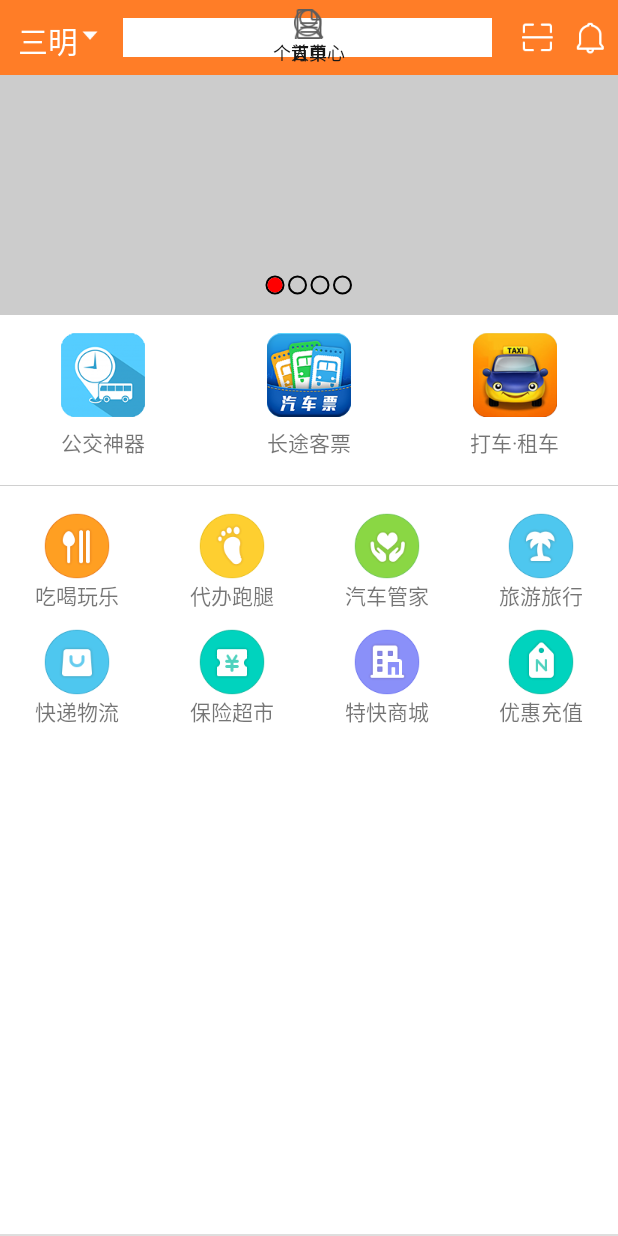
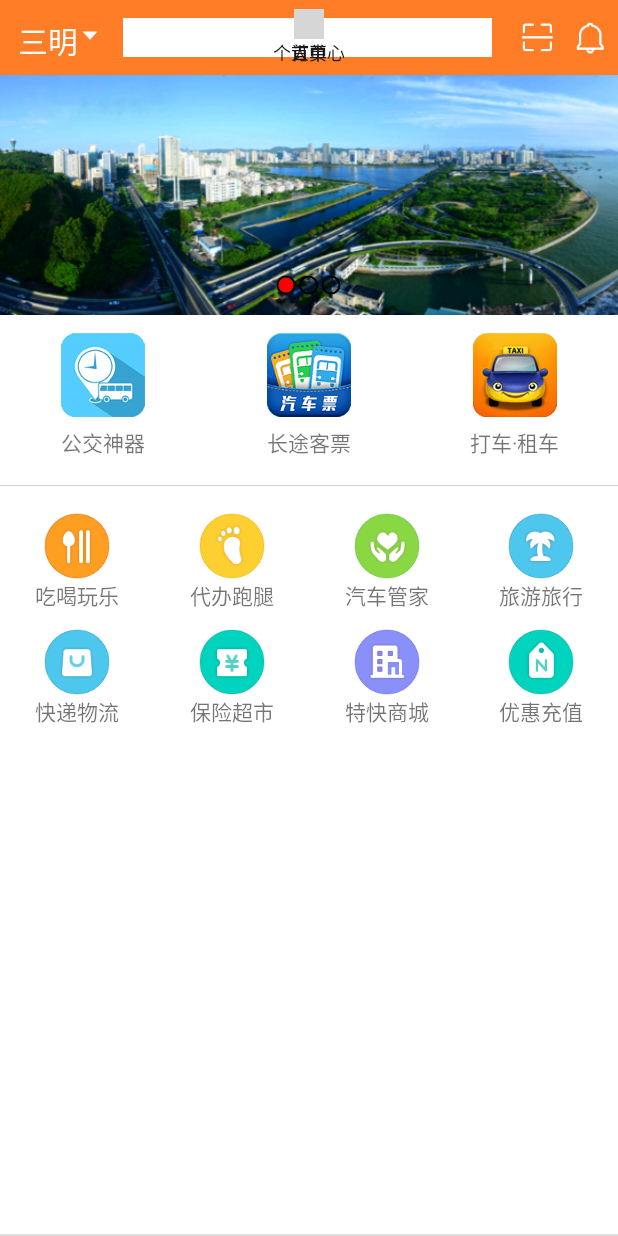
Before and after one commit to aitonjiaotong/AiTon_BaMin_Everything_2016-3-2am, an Android app: the screen it shows after launch (EverytingActivity), after a tap on an icon or button, on a phone screen of 412 x 824 dp. Run offline under Robolectric (Android 15) with nearby library versions, the phone set to English and light mode, and no system bars; our stand-ins replace CircleImageView; grey boxes are pictures that could not be loaded.

Commit message:
2016年3月1日16:59:51

```diff
--- a/八闽出行/src/main/java/com/example/zjb/bamin/EverytingActivity.java
+++ b/八闽出行/src/main/java/com/example/zjb/bamin/EverytingActivity.java
@@ -23,7 +23,7 @@ public class EverytingActivity extends AppCompatActivity {
             MineEverythingFragment.class,
     };
     private int[] imgRes = new int[]{
-            R.drawable.ic_home_search_selector,
+            R.drawable.apollo_ic_userinfo_selector,
             R.drawable.ic_home_order_selector,
             R.drawable.ic_home_me_selector
     };
--- a/八闽出行/src/main/java/com/example/zjb/bamin/everything_fragment/MainEverytingFragment.java
+++ b/八闽出行/src/main/java/com/example/zjb/bamin/everything_fragment/MainEverytingFragment.java
@@ -58,14 +58,10 @@ public class MainEverytingFragment extends Fragment implements View.OnClickListe
                              Bundle savedInstanceState)
     {
         mLayout = inflater.inflate(R.layout.fragment_main, null);
-
+        initData();
         findID();
         initUI();
         setListener();
-        initData();
-
-
-
         return mLayout;
     }
 
@@ -74,6 +70,7 @@ public class MainEverytingFragment extends Fragment implements View.OnClickListe
         //初始化Banner数据
         initBannerData();
     }
+
     private void initBannerData()
     {
         HTTPUtils.get(getActivity(), Constant.URLFromAiTon.GET_BANNER_IMG, new VolleyListener()
@@ -133,19 +130,19 @@ public class MainEverytingFragment extends Fragment implements View.OnClickListe
     @Override
     public void onClick(View v)
     {
-        Intent intent= new Intent();
+        Intent intent = new Intent();
         switch (v.getId())
         {
             case R.id.ll_onlinebus:
-                intent.setClass(getActivity(),MainBusLineActivity.class);
+                intent.setClass(getActivity(), MainBusLineActivity.class);
                 startActivity(intent);
                 break;
             case R.id.ll_ticket:
-                intent.setClass(getActivity(),MainActivity.class);
+                intent.setClass(getActivity(), MainActivity.class);
                 startActivity(intent);
                 break;
             case R.id.ll_taxi:
-                intent.setClass(getActivity(),MainDacheActivity.class);
+                intent.setClass(getActivity(), MainDacheActivity.class);
                 startActivity(intent);
                 break;
 
@@ -164,14 +161,14 @@ public class MainEverytingFragment extends Fragment implements View.OnClickListe
         @Override
         public Fragment getItem(int position)
         {
-            if(bannerData.size()==0)
+            int index = position % mImageID.length;
+            // 数据下载之前
+            if (bannerData.size() == 0)
             {
-                int pager_index = position % mImageID.length;
-                return new BannerFragment(pager_index, mImageID[pager_index]);
-            }else
+                return new BannerFragment(index, mImageID[index]);
+            } else
             {
-                int pager_index = position % bannerData.size();
-                return new BannerFragment(pager_index, bannerData.get(pager_index).getUrl(),bannerData.get(pager_index).getUrl2());
+                return new BannerFragment(index, bannerData.get(index).getUrl(), bannerData.get(index).getUrl2());
             }
         }
 
--- a/八闽出行/src/main/java/com/example/zjb/bamin/fragment/BannerFragment.java
+++ b/八闽出行/src/main/java/com/example/zjb/bamin/fragment/BannerFragment.java
@@ -8,7 +8,6 @@ import android.graphics.Paint;
 import android.graphics.drawable.BitmapDrawable;
 import android.os.Bundle;
 import android.support.v4.app.Fragment;
-import android.util.Log;
 import android.view.Gravity;
 import android.view.LayoutInflater;
 import android.view.View;
@@ -73,25 +72,26 @@ public class BannerFragment extends Fragment
     private void initUI()
     {
         mBanner_image = (ImageView) mLayout.findViewById(R.id.iv_banner_image);
-        if ("".equals(mImageUrl))
+        if ("".equals(mImageId) && mImageUrl.length() > 0)
+        {
+            UILUtils.displayImageNoAnim(mImageUrl, mBanner_image);
+        } else
         {
             mBanner_image.setImageResource(mImageId);
-        } else
-        {
-            UILUtils.displayImageNoAnim(mImageUrl, mBanner_image);
         }
         mBanner_image.setOnClickListener(new View.OnClickListener()
         {
             @Override
             public void onClick(View v)
             {
-                if (mPosition == 0)
+                if (!"".equals(mRedPacketUrl))
                 {
-                    Log.e("onClick ", "onClick "+mRedPacketUrl);
                     SharedPreferences sp = getActivity().getSharedPreferences("isLogin", Context.MODE_PRIVATE);
                     String account_id = sp.getString("id", "");
-                    Log.e("onClick :account_id", account_id);
+                    String isLogin = sp.getString("phoneNum", "");
                     //弹出抢红包对话框
+                    if (!"".equals(isLogin))
+                    {
                         HTTPUtils.get(getActivity(), mRedPacketUrl + "&account_id=" + account_id, new VolleyListener()
                         {
                             @Override
@@ -112,6 +112,11 @@ public class BannerFragment extends Fragment
                                 }
                             }
                         });
+                    } else
+                    {
+                        Toast.makeText(getActivity(), "您还未登录", Toast.LENGTH_SHORT).show();
+                    }
+
                 }
             }
         });
--- a/八闽出行/src/main/res/layout/fragment_main.xml
+++ b/八闽出行/src/main/res/layout/fragment_main.xml
@@ -72,7 +72,7 @@
         android:layout_alignParentLeft="true"
         android:layout_alignParentStart="true"
         android:layout_marginBottom="10dp"
-        app:indicatorCount="4"
+        app:indicatorCount="3"
         app:layout_position="middle"
         app:radiusSize="5dp"/>
 
```
Also changed, not shown: 八闽出行/src/main/res/drawable/apollo_ic_userinfo_normal.png (added), 八闽出行/src/main/res/drawable/apollo_ic_userinfo_selected.png (added), 1 other file. Lines whose indentation alone changed are shown as unchanged.
